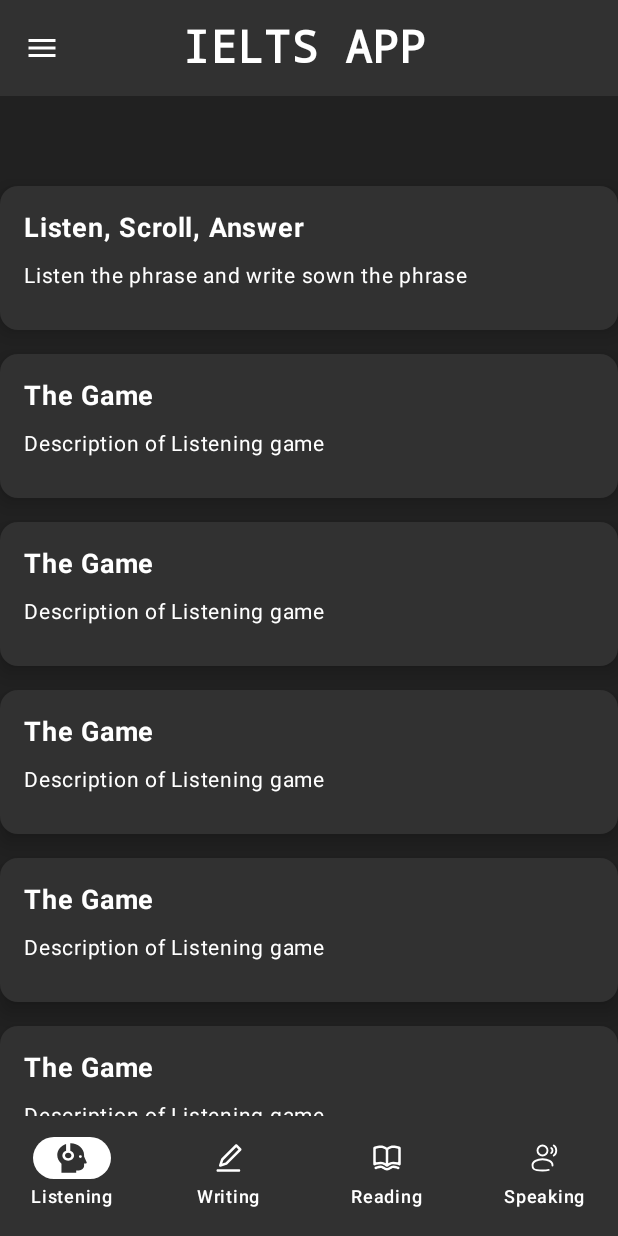
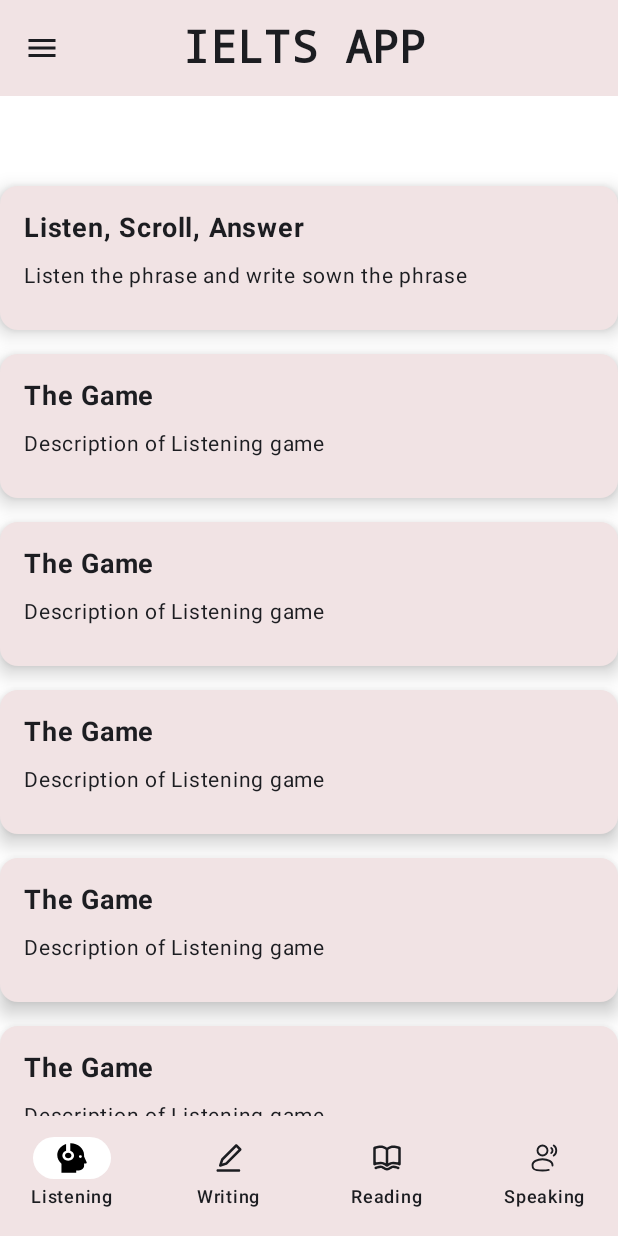
Before and after one commit to D-Arshad-Dazai-Dimash/ieltsApp, an Android app built with Jetpack Compose: the screen it shows after launch (MainActivity), on a phone screen of 412 x 824 dp. Run offline under Robolectric (Android 15) with nearby library versions, the phone set to English and light mode, and no system bars.

Commit message:
Changed colors

```diff
--- a/app/src/main/java/com/example/ielts_application_pm/MainActivity.kt
+++ b/app/src/main/java/com/example/ielts_application_pm/MainActivity.kt
@@ -59,7 +59,7 @@ fun LanguageApp() {
         Box(
             modifier = Modifier
                 .fillMaxSize()
-                .background(color = Color(0xFF212121)),
+                .background(color = Color(0xFF79B473)),
         ) {
             val currentRoute = currentRoute(navController)
 
--- a/app/src/main/java/com/example/ielts_application_pm/ui/components/AppButtomBar.kt
+++ b/app/src/main/java/com/example/ielts_application_pm/ui/components/AppButtomBar.kt
@@ -26,7 +26,7 @@ fun AppBottomNavigation(navController: NavHostController) {
         BottomNavItem("Speaking", "speaking", painterResource(R.drawable.user_speak_svgrepo_com))
     )
 
-    NavigationBar( containerColor = Color(0xFF313131)) {
+    NavigationBar( containerColor = Color(0xFFF1E3E4)) {
         val navBackStackEntry by navController.currentBackStackEntryAsState()
         val currentRoute = navBackStackEntry?.destination?.route
 
@@ -43,13 +43,13 @@ fun AppBottomNavigation(navController: NavHostController) {
                 label = { Text(item.label) },
                 selected = currentRoute == item.route,
                 colors = NavigationBarItemColors(
-                    selectedTextColor = Color.White,
-                    selectedIconColor = Color(0xFF313131),
+                    selectedTextColor = Color(0xFF1C1D21),
+                    selectedIconColor = Color.Black,
                     selectedIndicatorColor = Color.White,
-                    unselectedTextColor = Color.White,
-                    unselectedIconColor = Color.White,
-                    disabledIconColor = Color.White,
-                    disabledTextColor = Color.White
+                    unselectedTextColor = Color(0xFF1C1D21),
+                    unselectedIconColor = Color(0xFF1C1D21),
+                    disabledIconColor = Color(0xFF1C1D21),
+                    disabledTextColor = Color(0xFF1C1D21)
                 ),
                 onClick = {
                     if (currentRoute != item.route) {
--- a/app/src/main/java/com/example/ielts_application_pm/ui/components/AppDrawer.kt
+++ b/app/src/main/java/com/example/ielts_application_pm/ui/components/AppDrawer.kt
@@ -39,7 +39,7 @@ import com.example.ielts_application_pm.R
 
 @Composable
 fun AppDrawer(onItemSelected: (String) -> Unit) {
-    ModalDrawerSheet(drawerContainerColor = Color(0xFF313131)) {
+    ModalDrawerSheet(drawerContainerColor = Color(0xFFF1E3E4)) {
         Column(
             modifier = Modifier
                 .fillMaxWidth()
@@ -58,7 +58,7 @@ fun AppDrawer(onItemSelected: (String) -> Unit) {
                 text = "nazzy 💖",
                 fontSize = 30.sp,
                 modifier = Modifier.padding(bottom = 4.dp),
-                color = Color.White,
+                color = Color.Black,
                 fontWeight = W700
             )
         }
@@ -121,20 +121,20 @@ fun DrawerMenuItem(icon: ImageVector, text: String, onClick: () -> Unit) {
             .fillMaxWidth()
             .padding(vertical = 8.dp)
             .clickable { onClick() }
-            .background(Color(0xFF313131)),
+            .background(Color(0xFFF1E3E4)),
         verticalAlignment = Alignment.CenterVertically
     ) {
         Icon(
             imageVector = icon,
             contentDescription = text,
             modifier = Modifier.size(24.dp),
-            tint = Color.White
+            tint = Color.Gray
         )
         Spacer(modifier = Modifier.width(16.dp))
         Text(
             text = text,
             fontSize = 20.sp,
-            color = Color.White,
+            color = Color.Black,
             fontWeight = W700
         )
     }
--- a/app/src/main/java/com/example/ielts_application_pm/ui/components/AppTopBar.kt
+++ b/app/src/main/java/com/example/ielts_application_pm/ui/components/AppTopBar.kt
@@ -27,22 +27,22 @@ fun AppTopBar(onMenuClicked: () -> Unit) {
                 modifier = Modifier.fillMaxWidth(),
                 fontWeight = FontWeight.Bold,
                 textAlign = TextAlign.Center,
-                color = Color.White,
+                color = Color(0xFF1C1D21),
                 fontFamily = FontFamily.Monospace,
                 fontSize = 30.sp
             )
         },
         navigationIcon = {
             IconButton(onClick = { onMenuClicked() }) {
-                Icon(Icons.Default.Menu, contentDescription = "Menu", tint = Color.White)
+                Icon(Icons.Default.Menu, contentDescription = "Menu", tint = Color(0xFF1C1D21))
             }
         },
         colors = TopAppBarColors(
-            containerColor = Color(0xFF313131),
-            titleContentColor = Color(0xFF313131),
-            navigationIconContentColor = Color(0xFF313131),
-            scrolledContainerColor = Color(0xFF313131),
-            actionIconContentColor = Color(0xFF313131)
+            containerColor = Color(0xFFF1E3E4),
+            titleContentColor = Color(0xFFF1E3E4),
+            navigationIconContentColor = Color(0xFFF1E3E4),
+            scrolledContainerColor = Color(0xFFF1E3E4),
+            actionIconContentColor = Color(0xFFF1E3E4)
         )
     )
 }
--- a/app/src/main/java/com/example/ielts_application_pm/ui/screens/TaskListScreen.kt
+++ b/app/src/main/java/com/example/ielts_application_pm/ui/screens/TaskListScreen.kt
@@ -102,13 +102,13 @@ fun TaskListScreen(title: String, navController: NavHostController, modifier: Mo
     Box(
         modifier = Modifier
             .fillMaxSize()
-            .background(color = Color(0xFF212121))
+            .background(color = Color.White)
     ) {
         LazyColumn(
             modifier = Modifier
                 .fillMaxSize()
                 .padding(top = 56.dp)
-                .background(color = Color(0xFF212121)),
+                .background(color = Color.White),
             horizontalAlignment = Alignment.CenterHorizontally
         ) {
             item {
--- a/app/src/main/java/com/example/ielts_application_pm/ui/screens/components/TaskCard.kt
+++ b/app/src/main/java/com/example/ielts_application_pm/ui/screens/components/TaskCard.kt
@@ -37,10 +37,10 @@ fun TaskCard(
             .clickable { onClick() },
         elevation = CardDefaults.cardElevation(8.dp),
         colors = CardColors(
-            contentColor = Color(0xFF313131),
-            containerColor = Color(0xFF313131),
-            disabledContentColor = Color(0xFF313131),
-            disabledContainerColor = Color(0xFF313131)
+            contentColor = Color(0xFFF1E3E4),
+            containerColor = Color(0xFFF1E3E4),
+            disabledContentColor = Color(0xFFF1E3E4),
+            disabledContainerColor = Color(0xFFF1E3E4)
             )
     ) {
         Column(
@@ -53,13 +53,13 @@ fun TaskCard(
                 fontSize = 18.sp,
                 fontWeight = FontWeight.Bold,
                 modifier = Modifier.padding(bottom = 8.dp),
-                color = Color.White
+                color = Color(0xFF1C1D21)
             )
             Text(
                 text = description,
                 fontSize = 14.sp,
                 modifier = Modifier.padding(bottom = 8.dp),
-                color = Color.White
+                color = Color(0xFF1C1D21)
             )
         }
     }
```
Also changed, not shown: app/src/main/java/com/example/ielts_application_pm/ui/screens/TaskDetailScreen.kt (+12 -11 lines), app/src/main/res/drawable/icon_arrow_back.xml (added, +10 -0 lines).
